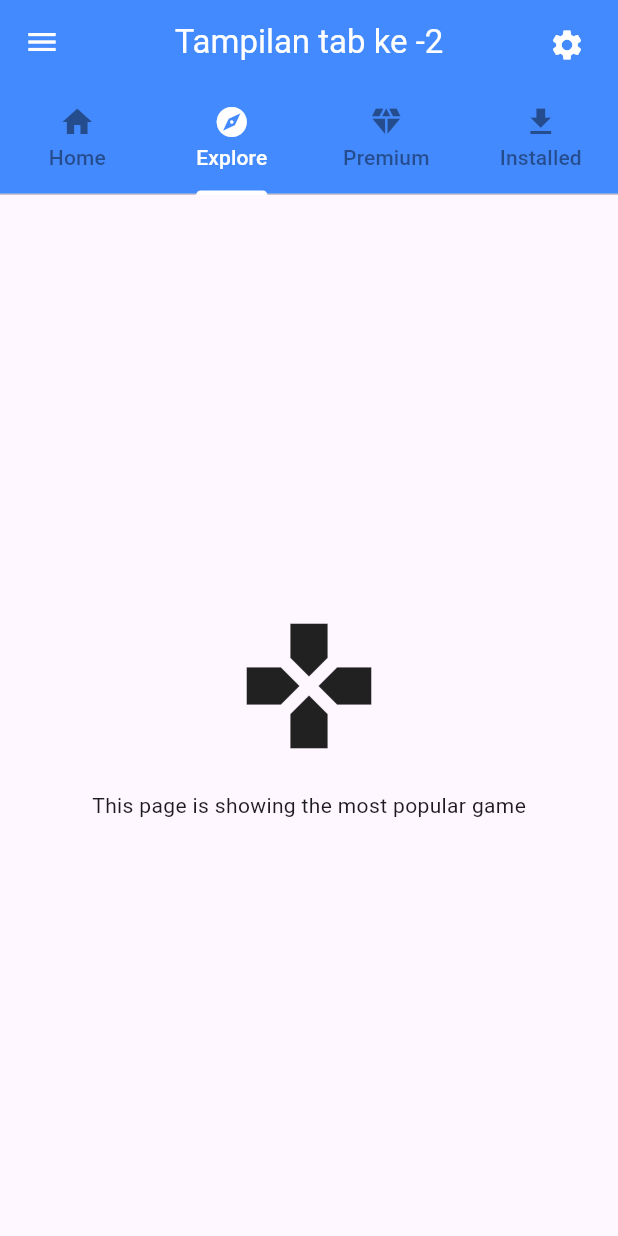
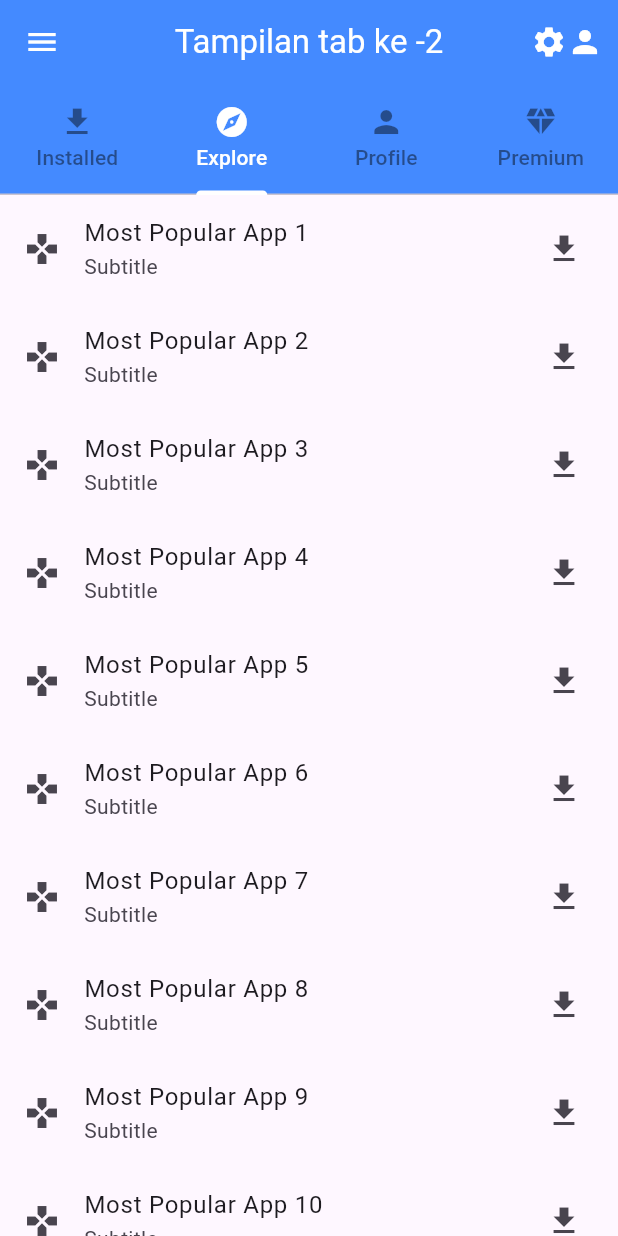
Before and after one commit to tgarwis/TabBar-Project, a Flutter app: the screen it shows after launch, tab 2 chosen, on a phone screen of 412 x 824 dp. Run offline on Flutter 3.47's test engine with Material 3 defaults, Android fonts, the phone set to English and light mode, and no system bars.

```diff
--- a/uts_mobile/lib/explore.dart
+++ b/uts_mobile/lib/explore.dart
@@ -8,22 +8,75 @@ class Explore extends StatefulWidget {
 }
 
 class _ExploreState extends State<Explore> {
+  final int totalRows = 2;
+  final int itemsPerRow = 5;
+
   @override
   Widget build(BuildContext context) {
-    return const Column(
-  mainAxisAlignment: MainAxisAlignment.center,
-  children: [
-    Padding(
-      padding: const EdgeInsets.all(8.0), // Adjust padding as needed
-      child: Column(
-        children: [
-          Icon(Icons.gamepad, size: 100.0),
-          SizedBox(height: 20.0), // Add space between icon and text
-          Text("This page is showing the most popular game",)
-        ],
+    return Scaffold(
+      body: SingleChildScrollView(
+        child: Column(
+          children: [
+            // Dua ListTile
+            for (int i = 0; i < 10; i++)
+              ListTile(
+                leading: Icon(Icons.gamepad),
+                title: Text("Most Popular App ${i + 1}"),
+                subtitle: Text("Subtitle"),
+                trailing: Icon(Icons.download),
+              ),
+
+            SizedBox(height: 50.0), // Add space
+
+            // Row dengan 5 kolom
+            ListView.builder(
+                shrinkWrap: true,
+                physics: AlwaysScrollableScrollPhysics(),
+                itemCount: totalRows,
+                itemBuilder: (context, rowIndex) {
+                  return Row(
+                    mainAxisAlignment: MainAxisAlignment.spaceAround,
+                    children: [
+                      for (int colIndex = 0; colIndex < itemsPerRow; colIndex++)
+                        Column(
+                          children: [
+                            Container(
+                              color: Colors.blueAccent,
+                              height: 40,
+                              width: 40,
+                              child: Center(
+                              child: Text(
+                                '${rowIndex + 1} : ${colIndex + 1}',
+                                style: TextStyle(color: Colors.white),
+                              ),
+                            ),
+                            ),
+                            Icon(Icons.download, color: Colors.blue,),
+                            SizedBox(height: 20.0), // Add space
+                          ],
+                        ),
+                    ],
+                  );
+                })
+          ],
+        ),
       ),
-    ),
-  ],
-);
+    );
   }
 }
+
+// Column(
+//   mainAxisAlignment: MainAxisAlignment.center,
+//   children: [
+//     Padding(
+//       padding: const EdgeInsets.all(8.0), // Adjust padding as needed
+//       child: Column(
+//         children: [
+//           Icon(Icons.gamepad, size: 100.0),
+//           SizedBox(height: 20.0), // Add space between icon and text
+//           Text("This page is showing the most popular game",)
+//         ],
+//       ),
+//     ),
+//   ],
+// )
--- a/uts_mobile/lib/home.dart
+++ /dev/null
@@ -1,21 +0,0 @@
-import 'package:flutter/material.dart';
-
-class Home extends StatefulWidget {
-  const Home({super.key});
-
-  @override
-  State<Home> createState() => _HomeState();
-}
-
-class _HomeState extends State<Home> {
-  @override
-  Widget build(BuildContext context) {
-    return const Column(
-      mainAxisAlignment: MainAxisAlignment.center,
-      children: [
-        Icon(Icons.home, size: 100,),
-        Text("Welcome to Home page!")
-      ],
-    );
-  }
-}
--- a/uts_mobile/lib/main.dart
+++ b/uts_mobile/lib/main.dart
@@ -1,8 +1,8 @@
+import 'package:flutter/material.dart';
+import 'package:uts_mobile/installed.dart';
 import 'package:uts_mobile/explore.dart';
-import 'package:uts_mobile/home.dart';
-import 'package:uts_mobile/installed.dart';
+import 'package:uts_mobile/profile.dart';
 import 'package:uts_mobile/premium.dart';
-import 'package:flutter/material.dart';
 
 void main(List<String> args) {
   runApp(const AppStore());
@@ -54,10 +54,12 @@ class _CustomTabBarState extends State<CustomTabBar>
         actions: [
           Padding(
             padding: const EdgeInsets.all(10.0),
-            child: IconButton(
-                icon: Icon(Icons.settings, color: Colors.white),
-                onPressed: () {}),
-          ),
+            child: Row(
+              children:[
+                Icon(Icons.settings, color: Colors.white),
+                Icon(Icons.person, color: Colors.white),
+            ]),
+          )
         ],
         title: Text('Tampilan tab ke -${controller.index + 1}',
             style: TextStyle(color: Color.fromARGB(255, 255, 255, 255))),
@@ -69,16 +71,16 @@ class _CustomTabBarState extends State<CustomTabBar>
           indicatorColor: Colors.white,
           unselectedLabelColor: Colors.black45,
           tabs: [
-            Tab(text: "Home", icon: Icon(Icons.home)),
+            Tab(text: "Installed", icon: Icon(Icons.download)),
             Tab(text: "Explore", icon: Icon(Icons.explore)),
+            Tab(text: "Profile", icon: Icon(Icons.person)),
             Tab(text: "Premium", icon: Icon(Icons.diamond)),
-            Tab(text: "Installed", icon: Icon(Icons.download)),
           ],
         ),
       ),
       body: TabBarView(
         controller: controller,
-        children: [Home(), Explore(), Premium(), Installed()],
+        children: [Installed(), Explore(),Profile(),Premium()],
       ),
     );
   }
--- a/uts_mobile/lib/premium.dart
+++ b/uts_mobile/lib/premium.dart
@@ -14,7 +14,7 @@ class _PremiumState extends State<Premium> {
       mainAxisAlignment: MainAxisAlignment.center,
       children: [
         Icon(Icons.diamond, size: 100,),
-        Text("Let's try premium for free trial in 7 days")
+        Text("These apps are premium ")
       ],
     );
   }
--- a/uts_mobile/pubspec.yaml
+++ b/uts_mobile/pubspec.yaml
@@ -59,7 +59,8 @@ flutter:
   uses-material-design: true
 
   # To add assets to your application, add an assets section, like this:
-  # assets:
+  assets:
+  - assets/images/
   #   - images/a_dot_burr.jpeg
   #   - images/a_dot_ham.jpeg
 
```
Also changed, not shown: uts_mobile/lib/installed.dart (+70 -7 lines), uts_mobile/lib/profile.dart (added, +37 -0 lines), uts_mobile/assets/images/foto.jpg (added).
